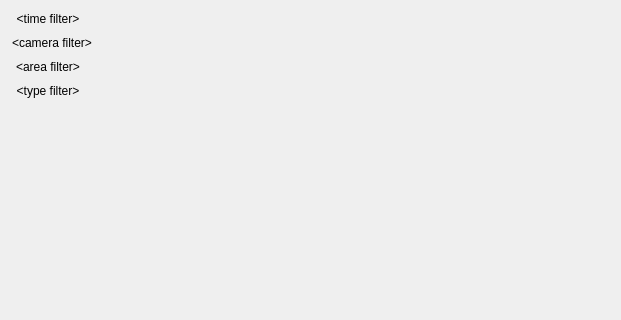
networkoptix/nx_open, file client/nx_client_desktop/src/nx/client/desktop/event_search/widgets/unified_search_widget.ui: the form before one commit; both pictures show x 0 to 621 and y 0 to 320 of the 621 by 956 pixel window.
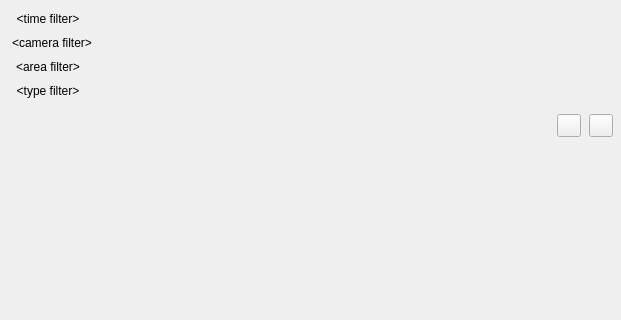
The form after the commit. Custom widgets are drawn as their Qt base class.

Commit message:
VMS-8212: Buttons to toggle certain information on tiles
<==== Mercurial data ====>
Branch: vms

```diff
--- a/client/nx_client_desktop/src/nx/client/desktop/event_search/widgets/unified_search_widget.ui
+++ b/client/nx_client_desktop/src/nx/client/desktop/event_search/widgets/unified_search_widget.ui
@@ -134,18 +134,30 @@
       </property>
       <item>
        <widget class="QWidget" name="counterContainer" native="true">
-        <layout class="QVBoxLayout" name="verticalLayout_3">
+        <property name="minimumSize">
+         <size>
+          <width>0</width>
+          <height>32</height>
+         </size>
+        </property>
+        <property name="maximumSize">
+         <size>
+          <width>16777215</width>
+          <height>32</height>
+         </size>
+        </property>
+        <layout class="QHBoxLayout" name="horizontalLayout">
          <property name="spacing">
-          <number>0</number>
+          <number>8</number>
          </property>
          <property name="leftMargin">
-          <number>2</number>
+          <number>8</number>
          </property>
          <property name="topMargin">
           <number>0</number>
          </property>
          <property name="rightMargin">
-          <number>2</number>
+          <number>8</number>
          </property>
          <property name="bottomMargin">
           <number>0</number>
@@ -167,8 +179,31 @@
            <property name="text">
             <string notr="true">&lt;event counter&gt;</string>
            </property>
-           <property name="margin">
-            <number>6</number>
+          </widget>
+         </item>
+         <item>
+          <widget class="QnToolButton" name="showInfoButton">
+           <property name="toolTip">
+            <string>Show/hide information</string>
+           </property>
+           <property name="text">
+            <string notr="true"/>
+           </property>
+           <property name="checkable">
+            <bool>true</bool>
+           </property>
+          </widget>
+         </item>
+         <item>
+          <widget class="QnToolButton" name="showPreviewsButton">
+           <property name="toolTip">
+            <string>Show/hide thumbnails</string>
+           </property>
+           <property name="text">
+            <string notr="true"/>
+           </property>
+           <property name="checkable">
+            <bool>true</bool>
            </property>
           </widget>
          </item>
@@ -299,6 +334,11 @@
    <extends>QPushButton</extends>
    <header location="global">nx/client/desktop/ui/common/selectable_text_button.h</header>
   </customwidget>
+  <customwidget>
+   <class>QnToolButton</class>
+   <extends>QToolButton</extends>
+   <header location="global">ui/widgets/common/tool_button.h</header>
+  </customwidget>
  </customwidgets>
  <resources/>
  <connections/>
```
The commit also changes 20 other files.
